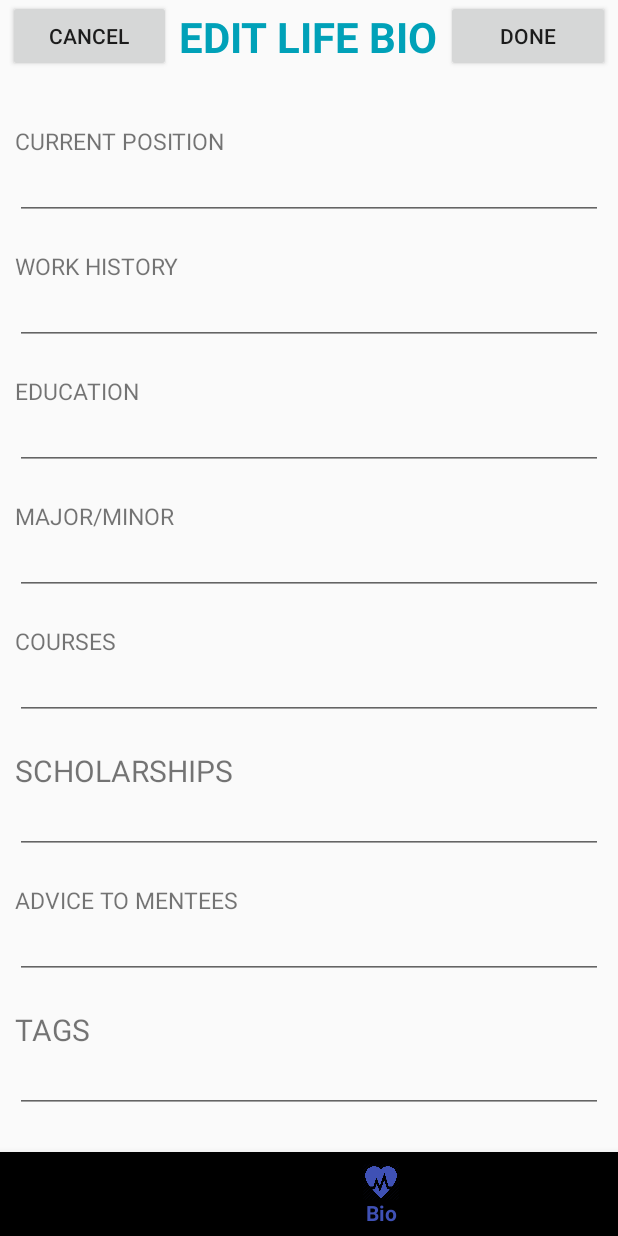
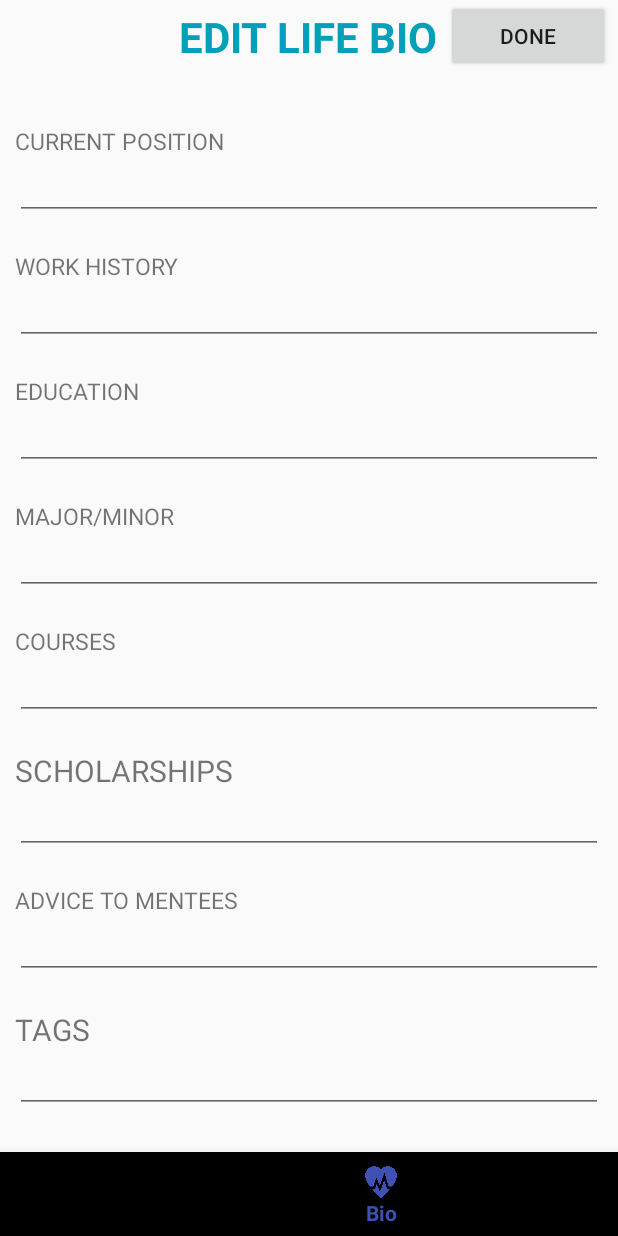
Before and after one commit to leed36/MentorBook, an Android app: the HomeFragment screen opened directly, with no data from a screen before it, item 3 of the bottom bar chosen, on a phone screen of 412 x 824 dp. Run offline under Robolectric (Android 15) with nearby library versions, the phone set to English and light mode, and no system bars; 15 statements that could not run were skipped.

Commit message:
final push

```diff
--- a/app/src/main/java/a497g/csci/leedjimin/mentorbook/BioFragment.java
+++ b/app/src/main/java/a497g/csci/leedjimin/mentorbook/BioFragment.java
@@ -9,11 +9,11 @@ import android.view.View;
 import android.view.ViewGroup;
 import android.widget.Button;
 import android.widget.EditText;
+import android.widget.Toast;
 
 public class BioFragment extends Fragment {
     DatabaseManager myDB;
     Button done;
-    Button cancel;
     EditText CP;
     EditText WH;
     EditText E;
@@ -22,13 +22,16 @@ public class BioFragment extends Fragment {
     EditText S;
     EditText ATM;
     EditText T;
+    String userNam = "";
+    User user;
     @Nullable
     @Override
     public View onCreateView(@NonNull LayoutInflater inflater, @Nullable ViewGroup container, @Nullable Bundle savedInstanceState) {
         View rootV = inflater.inflate(R.layout.fragment_bio, container, false);
         myDB = new DatabaseManager(getActivity());
         done = (Button) rootV.findViewById(R.id.doneButton1);
-        cancel = (Button) rootV.findViewById(R.id.cancelButton1);
+        userNam = MainActivity.username;
+        user = myDB.findUser(userNam);
         CP = (EditText) rootV.findViewById(R.id.positionInput);
         WH = (EditText) rootV.findViewById(R.id.historyInput);
         E = (EditText) rootV.findViewById(R.id.educationInput);
@@ -38,16 +41,27 @@ public class BioFragment extends Fragment {
         ATM = (EditText) rootV.findViewById(R.id.adviceInput);
         T = (EditText) rootV.findViewById(R.id.tagInput);
 
-        addData();
+        CP.setText(user.getCURRPOSITION());
+        WH.setText(user.getWORKHISTORY());
+        E.setText(user.getSCHOOL());
+        MM.setText(user.getMAJORMINOR());
+        C.setText(user.getCLASSNAME());
+        S.setText(user.getSCHOLARSHIP());
+        ATM.setText(user.getADVICE());
+        T.setText(user.getTAG());
+
+        done.setOnClickListener(new View.OnClickListener(){
+            @Override
+            public void onClick(View v){
+                myDB.updateBioU(userNam, CP.getText().toString(), WH.getText().toString(), ATM.getText().toString());
+                myDB.updateBioE(userNam, E.getText().toString(), MM.getText().toString());
+                myDB.updateBioC(userNam, C.getText().toString());
+                myDB.updateBioS(userNam, S.getText().toString());
+                myDB.updateBioT(userNam, T.getText().toString());
+                Toast.makeText(getContext(), "Update Success!", Toast.LENGTH_LONG).show();
+            }
+        });
         return rootV;
     }
 
-    public void addData(){
-        done.setOnClickListener(new View.OnClickListener(){
-            @Override
-            public void onClick(View v){
-                //insert datas...
-            }
-        });
-    }
 }
--- a/app/src/main/java/a497g/csci/leedjimin/mentorbook/HomeFragment.java
+++ b/app/src/main/java/a497g/csci/leedjimin/mentorbook/HomeFragment.java
@@ -29,13 +29,13 @@ public class HomeFragment extends Fragment implements AdapterView.OnItemClickLis
 
     public View onCreateView(@NonNull LayoutInflater inflater, @Nullable ViewGroup container, @Nullable Bundle savedInstanceState) {
         View rootView = inflater.inflate(R.layout.fragment_home, container, false);
-        DB = new DatabaseManager(getActivity());
-        userList = DB.searchMentors();
-
-        searchEdit = (EditText)rootView.findViewById(R.id.searchEdit);
-        listview = (ListView) rootView.findViewById(R.id.listViewSearch);
-        listAdapter = new ArrayAdapter(this, R.layout.simplerow, userList);
-        listview.setOnItemClickListener(this);
+//        DB = new DatabaseManager(getActivity());
+//        userList = DB.searchMentors();
+//
+//        searchEdit = (EditText)rootView.findViewById(R.id.searchEdit);
+//        listview = (ListView) rootView.findViewById(R.id.listViewSearch);
+//        //listAdapter = new ArrayAdapter(this, R.layout.simplerow, userList);
+//        listview.setOnItemClickListener(this);
         return rootView;
     }
 
@@ -44,11 +44,11 @@ public class HomeFragment extends Fragment implements AdapterView.OnItemClickLis
     }
 
     public void onItemClick(AdapterView<?> l, View v, int position, long id) {
-        Log.i("HelloListView", "You clicked Item: " + id + " at position:" + position);
-        // Then you start a new Activity via Intent
-        Intent intent = new Intent(getActivity(), ViewUserActivity.class);
-        intent.putExtra("username", username);
-        getActivity().startActivity(intent);
+//        Log.i("HelloListView", "You clicked Item: " + id + " at position:" + position);
+//        // Then you start a new Activity via Intent
+//        Intent intent = new Intent(getActivity(), ViewUserActivity.class);
+//        intent.putExtra("username", username);
+//        getActivity().startActivity(intent);
     }
 
 }
--- a/app/src/main/java/a497g/csci/leedjimin/mentorbook/User.java
+++ b/app/src/main/java/a497g/csci/leedjimin/mentorbook/User.java
@@ -26,6 +26,10 @@ public class User {
     private String PHONE = "";
     private String CURRPOSITION = "";
     private String ADVICE = "";
+    private String WORKHISTORY = "";
+    private String MAJORMINOR = "";
+    private String SCHOLARSHIP = "";
+    private String TAG = "";
 
 
     //Constructor used in MentorSignUp & MenteeSignUp kt files
@@ -44,6 +48,14 @@ public class User {
     }
 
     //SETTERS
+    public void setTAG(String t) { this.TAG = t; }
+
+    public void setSCHOLARSHIP(String s) { this.SCHOLARSHIP = s;}
+
+    public void setWORKHISTORY(String wh) { this.WORKHISTORY = wh; }
+
+    public void setMAJORMINOR (String mm){ this.MAJORMINOR = mm; }
+
     public void setTYPE(String ty) {
         this.TYPE = ty;
     }
@@ -113,6 +125,14 @@ public class User {
     public void setADVICE(String ADVICE) { this.ADVICE = ADVICE; }
 
     //GETTERS
+    public String getTAG() { return TAG; }
+
+    public String getSCHOLARSHIP() {return SCHOLARSHIP;}
+
+    public String getWORKHISTORY() {return WORKHISTORY;}
+
+    public String getMAJORMINOR() {return MAJORMINOR;}
+
     public String getTYPE() {return TYPE; }
 
     public String getUSERNAME() {
--- a/app/src/main/res/layout/fragment_bio.xml
+++ b/app/src/main/res/layout/fragment_bio.xml
@@ -26,15 +26,6 @@
         android:textSize="28sp"/>
 
 
-    <Button
-        android:id="@+id/cancelButton1"
-        android:layout_height="wrap_content"
-        android:layout_width="wrap_content"
-        android:layout_marginLeft="5dp"
-        android:layout_marginRight="5dp"
-        android:layout_toLeftOf="@id/title"
-        android:layout_alignParentLeft="true"
-        android:text="Cancel" />
 
     <ScrollView
         android:layout_width="match_parent"
@@ -141,13 +132,13 @@
             <EditText
                 android:id="@+id/courseInput"
                 android:layout_width="match_parent"
-                android:layout_height="42dp"
+                android:layout_height="wrap_content"
                 android:layout_alignParentLeft="true"
                 android:textSize="15sp"
                 android:layout_below="@id/textCourse"
                 android:layout_marginLeft="10dp"
                 android:layout_marginRight="10dp"
-                android:inputType="text"/>
+                android:inputType="textMultiLine"/>
 
             <TextView
                 android:id="@+id/textScholarship"
@@ -162,13 +153,13 @@
             <EditText
                 android:id="@+id/scholarshipInput"
                 android:layout_width="match_parent"
-                android:layout_height="42dp"
+                android:layout_height="wrap_content"
                 android:layout_alignParentLeft="true"
                 android:layout_below="@id/textScholarship"
                 android:layout_marginLeft="10dp"
                 android:textSize="15sp"
                 android:layout_marginRight="10dp"
-                android:inputType="text"/>
+                android:inputType="textMultiLine"/>
 
             <TextView
                 android:id="@+id/textAdvice"
@@ -183,13 +174,13 @@
             <EditText
                 android:id="@+id/adviceInput"
                 android:layout_width="match_parent"
-                android:layout_height="42dp"
+                android:layout_height="wrap_content"
                 android:layout_alignParentLeft="true"
                 android:textSize="15sp"
                 android:layout_below="@id/textAdvice"
                 android:layout_marginLeft="10dp"
                 android:layout_marginRight="10dp"
-                android:inputType="text"/>
+                android:inputType="textMultiLine"/>
 
             <TextView
                 android:id="@+id/textTag"
@@ -204,13 +195,13 @@
             <EditText
                 android:id="@+id/tagInput"
                 android:layout_width="match_parent"
-                android:layout_height="42dp"
+                android:layout_height="wrap_content"
                 android:layout_alignParentLeft="true"
                 android:textSize="15sp"
                 android:layout_below="@id/textTag"
                 android:layout_marginLeft="10dp"
                 android:layout_marginRight="10dp"
-                android:inputType="text"/>
+                android:inputType="textMultiLine"/>
         </RelativeLayout>
     </ScrollView>
 
```
Also changed, not shown: app/src/main/java/a497g/csci/leedjimin/mentorbook/DatabaseManager.java (+79 -4 lines).
